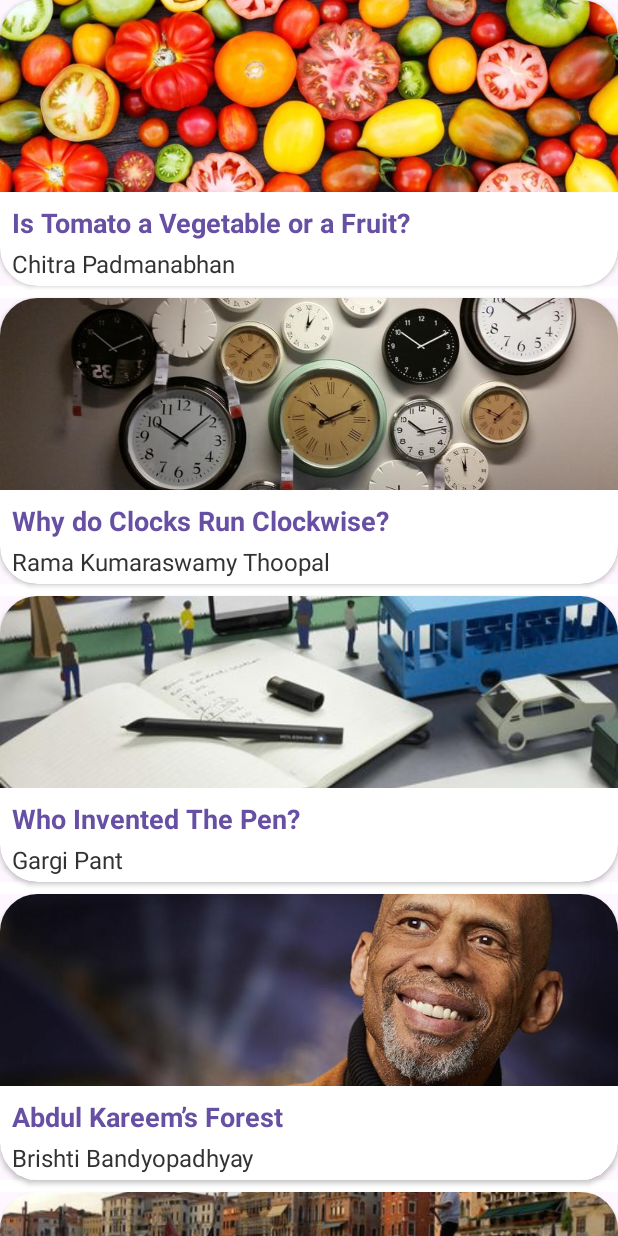
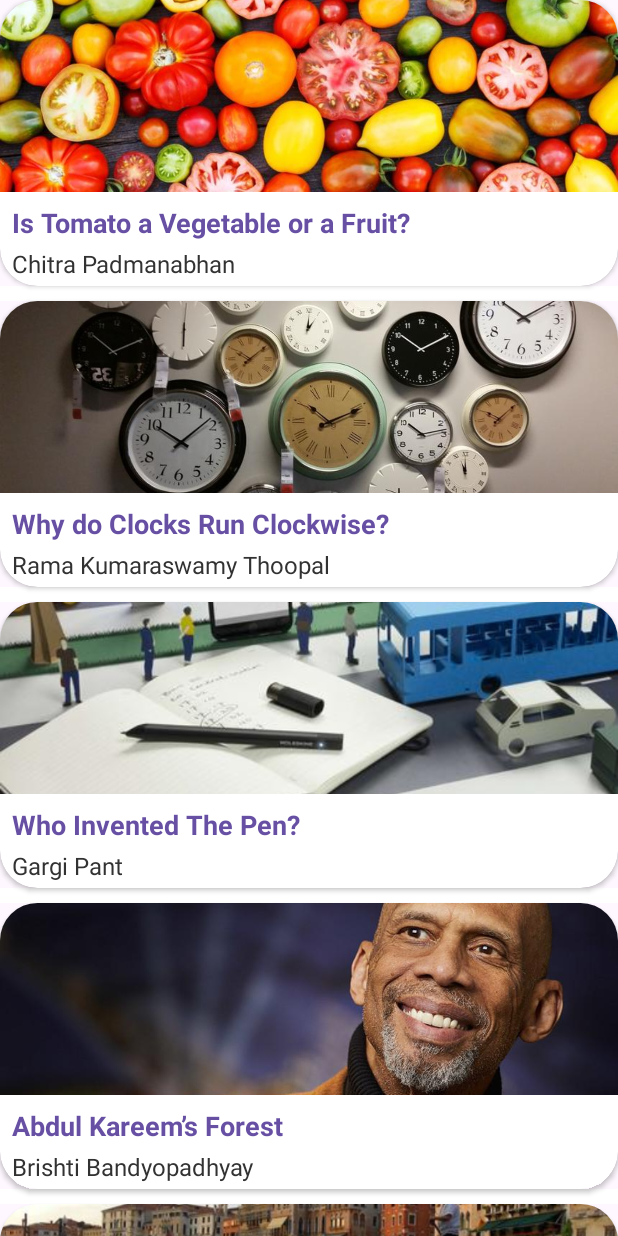
Before and after one commit to 18207779641/Code06, an Android app: the screen it shows after launch (MainActivity), on a phone screen of 412 x 824 dp. Run offline under Robolectric (Android 15) with nearby library versions, the phone set to English and light mode, and no system bars.

Commit message:
experiment6 v1.1

```diff
--- a/app/src/main/res/layout/activity_main.xml
+++ b/app/src/main/res/layout/activity_main.xml
@@ -14,7 +14,7 @@
         android:layout_width="match_parent"
         android:layout_height="match_parent"
         android:divider="@color/white"
-        android:dividerHeight="8dp"
+        android:dividerHeight="10dp"
         app:layout_constraintBottom_toBottomOf="parent"
         app:layout_constraintLeft_toLeftOf="parent"
         app:layout_constraintRight_toRightOf="parent"
```
